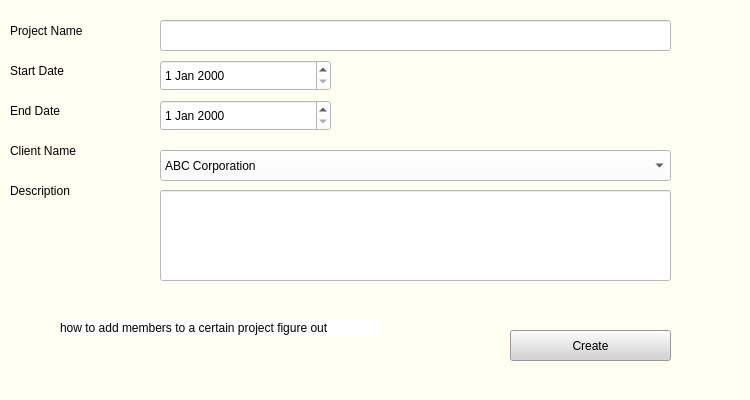
Before: the Qt Designer form createproject.ui in huzaifa112003/Project-Management-Systems, drawn with Qt 5.
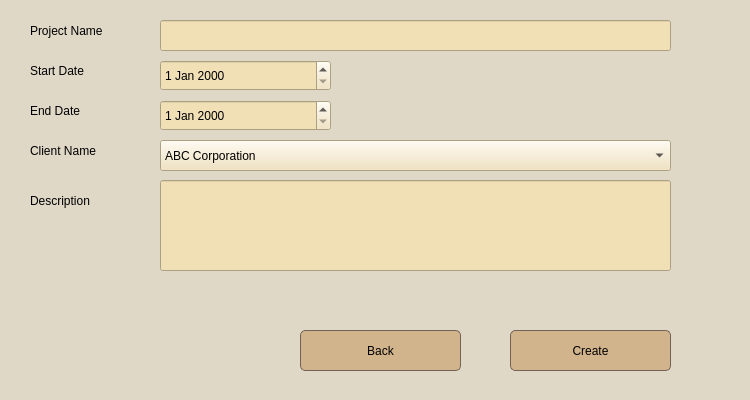
After: the same form once the commit is applied.

Commit message: Final changes pushed working project with complete code, all UI file and readme file

What changed in the file:
```diff
--- a/createproject.ui
+++ b/createproject.ui
@@ -14,7 +14,7 @@
    <string>Form</string>
   </property>
   <property name="styleSheet">
-   <string notr="true">background: #fffff2;</string>
+   <string notr="true">background-color: #e0d8c7;</string>
   </property>
   <widget class="QLineEdit" name="lineEdit">
    <property name="geometry">
@@ -26,15 +26,15 @@
     </rect>
    </property>
    <property name="styleSheet">
-    <string notr="true">background: white;</string>
+    <string notr="true">background: #F1E0B6;</string>
    </property>
   </widget>
   <widget class="QLabel" name="label">
    <property name="geometry">
     <rect>
-     <x>10</x>
+     <x>30</x>
      <y>10</y>
-     <width>141</width>
+     <width>91</width>
      <height>41</height>
     </rect>
    </property>
@@ -49,7 +49,7 @@
   <widget class="QLabel" name="label_3">
    <property name="geometry">
     <rect>
-     <x>10</x>
+     <x>30</x>
      <y>50</y>
      <width>61</width>
      <height>41</height>
@@ -65,7 +65,7 @@
   <widget class="QLabel" name="label_4">
    <property name="geometry">
     <rect>
-     <x>10</x>
+     <x>30</x>
      <y>90</y>
      <width>71</width>
      <height>41</height>
@@ -81,9 +81,9 @@
   <widget class="QLabel" name="label_5">
    <property name="geometry">
     <rect>
-     <x>10</x>
+     <x>30</x>
      <y>130</y>
-     <width>121</width>
+     <width>91</width>
      <height>41</height>
     </rect>
    </property>
@@ -97,9 +97,9 @@
   <widget class="QLabel" name="label_7">
    <property name="geometry">
     <rect>
-     <x>10</x>
-     <y>170</y>
-     <width>121</width>
+     <x>30</x>
+     <y>180</y>
+     <width>81</width>
      <height>41</height>
     </rect>
    </property>
@@ -116,12 +116,26 @@
      <x>510</x>
      <y>330</y>
      <width>161</width>
-     <height>31</height>
+     <height>41</height>
     </rect>
    </property>
    <property name="styleSheet">
-    <string notr="true">font: 10pt  &quot;Yu Gothic UI Semibold&quot;;
-background: lightgrey;</string>
+    <string notr="true">#pushButton {
+    background-color: #D2B48C; /* Blue background color for the button */
+    color: #00000; /* White text color */
+    padding: 10px 20px; /* Add padding to the button */
+    border: 1px solid #736357; /* Border color */
+    border-radius: 5px; /* Slightly rounded corners */
+}
+
+#pushButton:hover {
+    background-color: #F1E0B6; /* Darker blue on hover */
+}
+
+#pushButton:pressed {
+    background-color: #1f618d; /* Even darker blue when pressed */
+}
+</string>
    </property>
    <property name="text">
     <string>Create</string>
@@ -131,13 +145,13 @@
    <property name="geometry">
     <rect>
      <x>160</x>
-     <y>190</y>
+     <y>180</y>
      <width>511</width>
      <height>91</height>
     </rect>
    </property>
    <property name="styleSheet">
-    <string notr="true">background: white;</string>
+    <string notr="true">background: #F1E0B6;</string>
    </property>
    <property name="text">
     <string/>
@@ -153,7 +167,7 @@
     </rect>
    </property>
    <property name="styleSheet">
-    <string notr="true">background: white;</string>
+    <string notr="true">background: #F1E0B6;</string>
    </property>
   </widget>
   <widget class="QDateEdit" name="dateEdit_3">
@@ -166,36 +180,20 @@
     </rect>
    </property>
    <property name="styleSheet">
-    <string notr="true">background: white;</string>
-   </property>
-  </widget>
-  <widget class="QLabel" name="label_2">
-   <property name="geometry">
-    <rect>
-     <x>60</x>
-     <y>320</y>
-     <width>321</width>
-     <height>16</height>
-    </rect>
-   </property>
-   <property name="styleSheet">
-    <string notr="true">background: white;</string>
-   </property>
-   <property name="text">
-    <string>how to add members to a certain project figure out </string>
+    <string notr="true">background: #F1E0B6;</string>
    </property>
   </widget>
   <widget class="QComboBox" name="comboBox">
    <property name="geometry">
     <rect>
      <x>160</x>
-     <y>150</y>
+     <y>140</y>
      <width>511</width>
      <height>31</height>
     </rect>
    </property>
    <property name="styleSheet">
-    <string notr="true">background: white;</string>
+    <string notr="true">background: #F1E0B6;</string>
    </property>
    <item>
     <property name="text">
@@ -213,6 +211,37 @@
     </property>
    </item>
   </widget>
+  <widget class="QPushButton" name="pushButton_2">
+   <property name="geometry">
+    <rect>
+     <x>300</x>
+     <y>330</y>
+     <width>161</width>
+     <height>41</height>
+    </rect>
+   </property>
+   <property name="styleSheet">
+    <string notr="true">#pushButton_2{
+    background-color: #D2B48C; /* Blue background color for the button */
+    color: #00000; /* White text color */
+    padding: 10px 20px; /* Add padding to the button */
+    border: 1px solid #736357; /* Border color */
+    border-radius: 5px; /* Slightly rounded corners */
+}
+
+#pushButton_2:hover {
+    background-color: #F1E0B6; /* Darker blue on hover */
+}
+
+#pushButton_2:pressed {
+    background-color: #1f618d; /* Even darker blue when pressed */
+}
+</string>
+   </property>
+   <property name="text">
+    <string>Back</string>
+   </property>
+  </widget>
  </widget>
  <resources/>
  <connections/>
```
Left out of the diff: 14 changed lines with no effect on the pictures. The commit also changes 20 other files.
